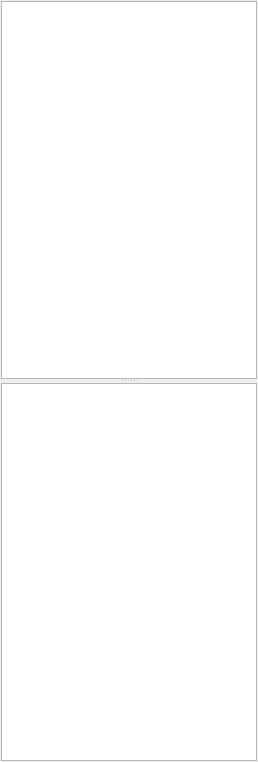
Before: the Qt Designer form tools/ve2/UI/Inspector.ui in TrickPlay/Trickplay, drawn with Qt 5.
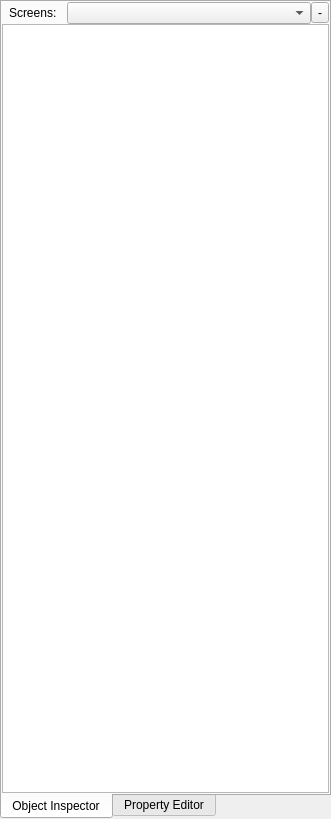
After: the same form once the commit is applied. The open tabs and pages were chosen to show the change.

Commit message: [ve2] implemented screen inspector

```diff
--- a/tools/ve2/UI/Inspector.ui
+++ b/tools/ve2/UI/Inspector.ui
@@ -6,13 +6,19 @@
    <rect>
     <x>0</x>
     <y>0</y>
-    <width>258</width>
-    <height>762</height>
+    <width>331</width>
+    <height>819</height>
    </rect>
   </property>
+  <property name="sizePolicy">
+   <sizepolicy hsizetype="Expanding" vsizetype="Expanding">
+    <horstretch>0</horstretch>
+    <verstretch>0</verstretch>
+   </sizepolicy>
+  </property>
   <property name="font">
    <font>
-    <pointsize>10</pointsize>
+    <pointsize>9</pointsize>
    </font>
   </property>
   <property name="windowTitle">
@@ -20,67 +26,132 @@
   </property>
   <layout class="QGridLayout" name="gridLayout">
    <property name="margin">
-    <number>1</number>
+    <number>0</number>
    </property>
    <property name="spacing">
     <number>0</number>
    </property>
-   <item row="1" column="0">
-    <widget class="QSplitter" name="splitter">
-     <property name="orientation">
-      <enum>Qt::Vertical</enum>
-     </property>
-     <widget class="QTreeView" name="inspector">
-      <property name="minimumSize">
-       <size>
-        <width>100</width>
-        <height>0</height>
-       </size>
-      </property>
-      <property name="font">
-       <font>
-        <pointsize>10</pointsize>
-       </font>
-      </property>
-      <property name="alternatingRowColors">
-       <bool>true</bool>
-      </property>
-      <property name="uniformRowHeights">
-       <bool>true</bool>
-      </property>
-      <attribute name="headerDefaultSectionSize">
-       <number>150</number>
-      </attribute>
-     </widget>
-     <widget class="QTreeView" name="property">
-      <property name="minimumSize">
-       <size>
-        <width>100</width>
-        <height>0</height>
-       </size>
-      </property>
-      <property name="font">
-       <font>
-        <pointsize>10</pointsize>
-       </font>
-      </property>
-      <property name="editTriggers">
-       <set>QAbstractItemView::DoubleClicked|QAbstractItemView::EditKeyPressed|QAbstractItemView::SelectedClicked</set>
-      </property>
-      <property name="alternatingRowColors">
-       <bool>true</bool>
-      </property>
-      <property name="uniformRowHeights">
-       <bool>true</bool>
-      </property>
-      <attribute name="headerDefaultSectionSize">
-       <number>150</number>
-      </attribute>
-     </widget>
-    </widget>
-   </item>
    <item row="0" column="0">
-    <layout class="QHBoxLayout" name="horizontalLayout"/>
+    <widget class="QTabWidget" name="tabWidget">
+     <property name="sizePolicy">
+      <sizepolicy hsizetype="Expanding" vsizetype="Expanding">
+       <horstretch>0</horstretch>
+       <verstretch>0</verstretch>
+      </sizepolicy>
+     </property>
+     <property name="font">
+      <font>
+       <pointsize>9</pointsize>
+      </font>
+     </property>
+     <property name="mouseTracking">
+      <bool>true</bool>
+     </property>
+     <property name="tabPosition">
+      <enum>QTabWidget::South</enum>
+     </property>
+     <property name="tabShape">
+      <enum>QTabWidget::Rounded</enum>
+     </property>
+     <property name="currentIndex">
+      <number>1</number>
+     </property>
+     <widget class="QWidget" name="ObjectInspector">
+      <property name="sizePolicy">
+       <sizepolicy hsizetype="Expanding" vsizetype="Expanding">
+        <horstretch>0</horstretch>
+        <verstretch>0</verstretch>
+       </sizepolicy>
+      </property>
+      <attribute name="title">
+       <string>Object Inspector</string>
+      </attribute>
+      <layout class="QGridLayout" name="gridLayout_3">
+       <property name="margin">
+        <number>0</number>
+       </property>
+       <property name="spacing">
+        <number>0</number>
+       </property>
+       <item row="2" column="0">
+        <widget class="QTreeView" name="inspector"/>
+       </item>
+       <item row="1" column="0">
+        <layout class="QGridLayout" name="gridLayout_4">
+         <item row="0" column="2">
+          <widget class="QToolButton" name="insertScreen">
+           <property name="text">
+            <string>-</string>
+           </property>
+          </widget>
+         </item>
+         <item row="0" column="1">
+          <widget class="QComboBox" name="screenCombo"/>
+         </item>
+         <item row="0" column="0">
+          <widget class="QLabel" name="label">
+           <property name="sizePolicy">
+            <sizepolicy hsizetype="Fixed" vsizetype="Fixed">
+             <horstretch>0</horstretch>
+             <verstretch>0</verstretch>
+            </sizepolicy>
+           </property>
+           <property name="lineWidth">
+            <number>1</number>
+           </property>
+           <property name="text">
+            <string>Screens:   </string>
+           </property>
+           <property name="indent">
+            <number>7</number>
+           </property>
+          </widget>
+         </item>
+        </layout>
+       </item>
+      </layout>
+     </widget>
+     <widget class="QWidget" name="PropertyEditor">
+      <property name="enabled">
+       <bool>true</bool>
+      </property>
+      <property name="sizePolicy">
+       <sizepolicy hsizetype="Expanding" vsizetype="Expanding">
+        <horstretch>0</horstretch>
+        <verstretch>0</verstretch>
+       </sizepolicy>
+      </property>
+      <attribute name="title">
+       <string>Property Editor</string>
+      </attribute>
+      <layout class="QGridLayout" name="gridLayout_2">
+       <property name="margin">
+        <number>0</number>
+       </property>
+       <property name="spacing">
+        <number>0</number>
+       </property>
+       <item row="0" column="1">
+        <widget class="QTreeWidget" name="property">
+         <property name="font">
+          <font>
+           <family>Ubuntu</family>
+           <pointsize>9</pointsize>
+          </font>
+         </property>
+         <attribute name="headerVisible">
+          <bool>false</bool>
+         </attribute>
+         <column>
+          <property name="text">
+           <string notr="true">1</string>
+          </property>
+         </column>
+        </widget>
+       </item>
+      </layout>
+     </widget>
+    </widget>
    </item>
   </layout>
   <zorder>splitter</zorder>
```
Left out of the diff: 2 changed lines with no effect on the pictures. The commit also changes 9 other files.
